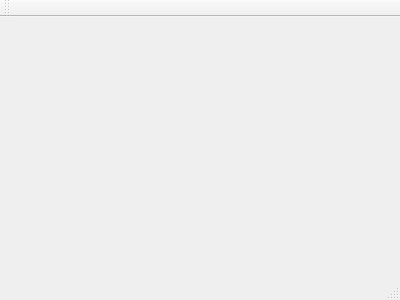
arnauddm/Pixel-Conventer, file mainwindow.ui: the form before one commit.
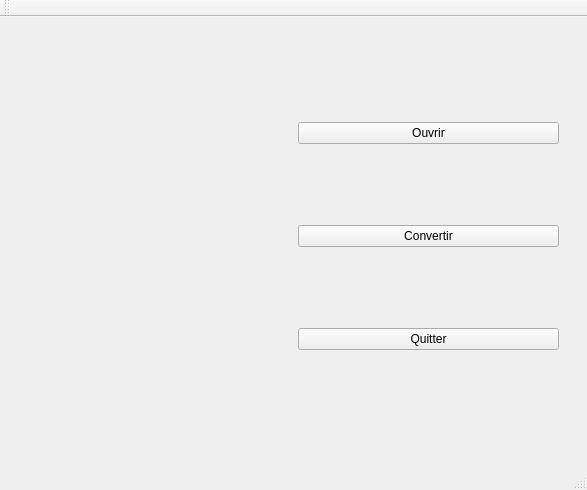
The form after the commit.

Commit message: We can nom open pics

```diff
--- a/mainwindow.ui
+++ b/mainwindow.ui
@@ -1,24 +1,84 @@
 <ui version="4.0">
  <class>MainWindow</class>
- <widget class="QMainWindow" name="MainWindow" >
-  <property name="geometry" >
+ <widget class="QMainWindow" name="MainWindow">
+  <property name="geometry">
    <rect>
     <x>0</x>
     <y>0</y>
-    <width>400</width>
-    <height>300</height>
+    <width>587</width>
+    <height>490</height>
    </rect>
   </property>
   <property name="windowTitle" >
    <string>MainWindow</string>
   </property>
-  <widget class="QMenuBar" name="menuBar" />
-  <widget class="QToolBar" name="mainToolBar" />
-  <widget class="QWidget" name="centralWidget" />
-  <widget class="QStatusBar" name="statusBar" />
+  <widget class="QWidget" name="centralWidget">
+   <widget class="QWidget" name="horizontalLayoutWidget">
+    <property name="geometry">
+     <rect>
+      <x>19</x>
+      <y>19</y>
+      <width>551</width>
+      <height>401</height>
+     </rect>
+    </property>
+    <layout class="QHBoxLayout" name="horizontalLayout">
+     <item>
+      <widget class="QLabel" name="imageViewer">
+       <property name="text">
+        <string/>
+       </property>
+      </widget>
+     </item>
+     <item>
+      <layout class="QVBoxLayout" name="verticalLayout">
+       <item>
+        <widget class="QPushButton" name="open">
+         <property name="text">
+          <string>Ouvrir</string>
+         </property>
+        </widget>
+       </item>
+       <item>
+        <widget class="QPushButton" name="convert">
+         <property name="text">
+          <string>Convertir</string>
+         </property>
+        </widget>
+       </item>
+       <item>
+        <widget class="QPushButton" name="close">
+         <property name="text">
+          <string>Quitter</string>
+         </property>
+        </widget>
+       </item>
+      </layout>
+     </item>
+    </layout>
+   </widget>
+  </widget>
+  <widget class="QMenuBar" name="menuBar">
+   <property name="geometry">
+    <rect>
+     <x>0</x>
+     <y>0</y>
+     <width>587</width>
+     <height>22</height>
+    </rect>
+   </property>
+  </widget>
+  <widget class="QToolBar" name="mainToolBar">
+   <attribute name="toolBarArea">
+    <enum>TopToolBarArea</enum>
+   </attribute>
+   <attribute name="toolBarBreak">
+    <bool>false</bool>
+   </attribute>
+  </widget>
+  <widget class="QStatusBar" name="statusBar"/>
  </widget>
- <layoutDefault spacing="6" margin="11" />
- <pixmapfunction></pixmapfunction>
+ <layoutdefault spacing="6" margin="11"/>
  <resources/>
  <connections/>
 </ui>
```
Left out of the diff: 3 changed lines with no effect on the pictures. The commit also changes 2 other files.
